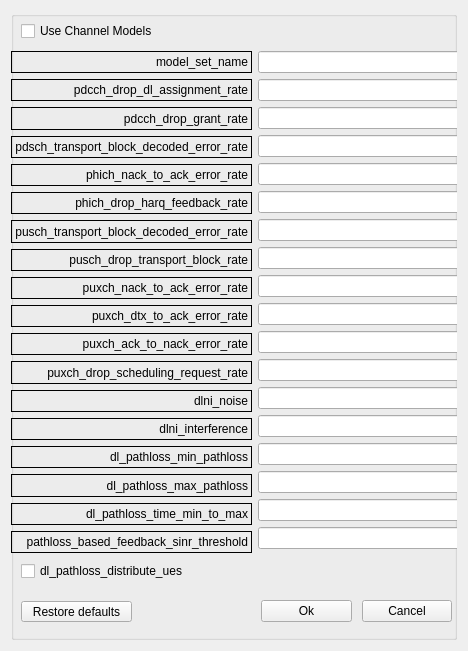
The window that LTEsimGeneratorGUI/Ui/DataForms/channelmodelform.ui (moniss23/junit4) describes before a commit, drawn with Qt 5.
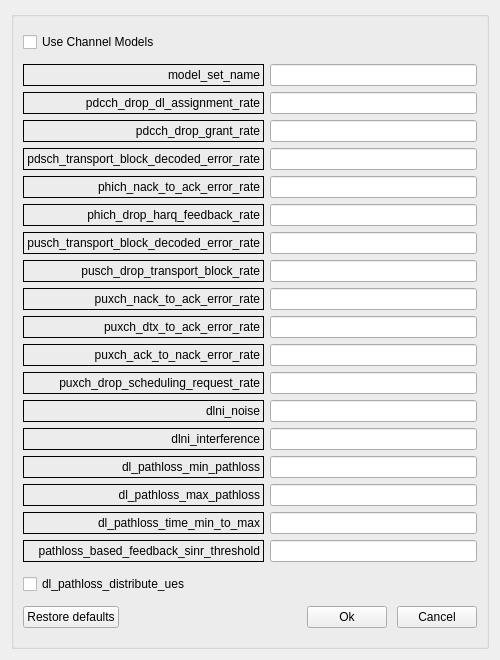
The same window after the commit.

Diff of the .ui file:
```diff
--- a/LTEsimGeneratorGUI/Ui/DataForms/channelmodelform.ui
+++ b/LTEsimGeneratorGUI/Ui/DataForms/channelmodelform.ui
@@ -6,15 +6,27 @@
    <rect>
     <x>0</x>
     <y>0</y>
-    <width>468</width>
-    <height>651</height>
+    <width>500</width>
+    <height>660</height>
    </rect>
   </property>
+  <property name="minimumSize">
+   <size>
+    <width>480</width>
+    <height>0</height>
+   </size>
+  </property>
+  <property name="maximumSize">
+   <size>
+    <width>550</width>
+    <height>700</height>
+   </size>
+  </property>
   <property name="windowTitle">
    <string>Channel Model Settings</string>
   </property>
-  <layout class="QGridLayout" name="gridLayout_2">
-   <item row="0" column="0">
+  <layout class="QVBoxLayout" name="verticalLayout_3">
+   <item>
     <widget class="QGroupBox" name="groupBox">
      <property name="title">
       <string/>
@@ -22,41 +34,15 @@
      <property name="alignment">
       <set>Qt::AlignCenter</set>
      </property>
-     <widget class="QCheckBox" name="checkBox_dl_pathloss_distribute_ues">
-      <property name="geometry">
-       <rect>
-        <x>10</x>
-        <y>550</y>
-        <width>183</width>
-        <height>20</height>
-       </rect>
-      </property>
+     <layout class="QVBoxLayout" name="verticalLayout_4">
+      <item>
+       <widget class="QCheckBox" name="checkBox">
       <property name="text">
-       <string>dl_pathloss_distribute_ues</string>
-      </property>
-     </widget>
-     <widget class="QPushButton" name="restoreDefaults">
-      <property name="geometry">
-       <rect>
-        <x>10</x>
-        <y>590</y>
-        <width>111</width>
-        <height>21</height>
-       </rect>
-      </property>
-      <property name="text">
-       <string>Restore defaults</string>
-      </property>
-     </widget>
-     <widget class="QWidget" name="layoutWidget">
-      <property name="geometry">
-       <rect>
-        <x>0</x>
-        <y>40</y>
-        <width>451</width>
-        <height>502</height>
-       </rect>
-      </property>
+         <string>Use Channel Models</string>
+        </property>
+       </widget>
+      </item>
+      <item>
       <layout class="QHBoxLayout" name="horizontalLayout">
        <item>
         <layout class="QVBoxLayout" name="verticalLayout">
@@ -355,20 +341,41 @@
         </layout>
        </item>
       </layout>
-     </widget>
-     <widget class="QWidget" name="horizontalLayoutWidget">
-      <property name="geometry">
-       <rect>
-        <x>250</x>
-        <y>570</y>
-        <width>191</width>
-        <height>61</height>
-       </rect>
-      </property>
+      </item>
+      <item>
+       <widget class="QCheckBox" name="checkBox_dl_pathloss_distribute_ues">
+        <property name="text">
+         <string>dl_pathloss_distribute_ues</string>
+        </property>
+       </widget>
+      </item>
+      <item>
+       <layout class="QHBoxLayout" name="horizontalLayout_3">
+        <item>
+         <widget class="QPushButton" name="restoreDefaults">
+          <property name="text">
+           <string>Restore defaults</string>
+          </property>
+         </widget>
+        </item>
+        <item>
       <layout class="QHBoxLayout" name="horizontalLayout_2">
        <property name="spacing">
         <number>10</number>
        </property>
+          <item>
+           <spacer name="horizontalSpacer">
+            <property name="orientation">
+             <enum>Qt::Horizontal</enum>
+            </property>
+            <property name="sizeHint" stdset="0">
+             <size>
+              <width>40</width>
+              <height>20</height>
+             </size>
+            </property>
+           </spacer>
+          </item>
        <item>
         <widget class="QPushButton" name="okButton">
          <property name="text">
@@ -384,20 +391,10 @@
         </widget>
        </item>
       </layout>
-     </widget>
-     <widget class="QCheckBox" name="checkBox">
-      <property name="geometry">
-       <rect>
-        <x>10</x>
-        <y>10</y>
-        <width>271</width>
-        <height>20</height>
-       </rect>
-      </property>
-      <property name="text">
-       <string>Use Channel Models</string>
-      </property>
-     </widget>
+        </item>
+       </layout>
+      </item>
+     </layout>
     </widget>
    </item>
   </layout>
```
Lines whose indentation alone changed are shown as unchanged.
